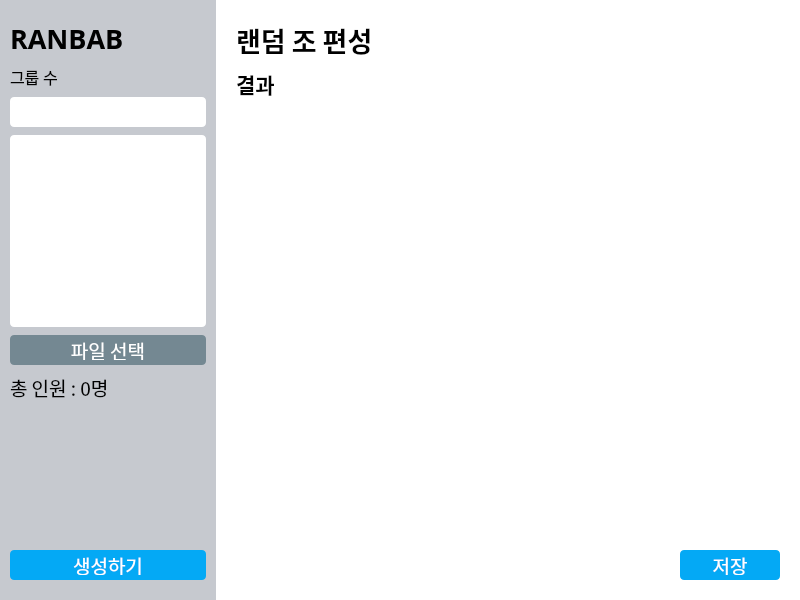
First picture: the form in ui/mainwidget.ui, repository U-Keun/Qt_Lunch_Lottery, before the edit.
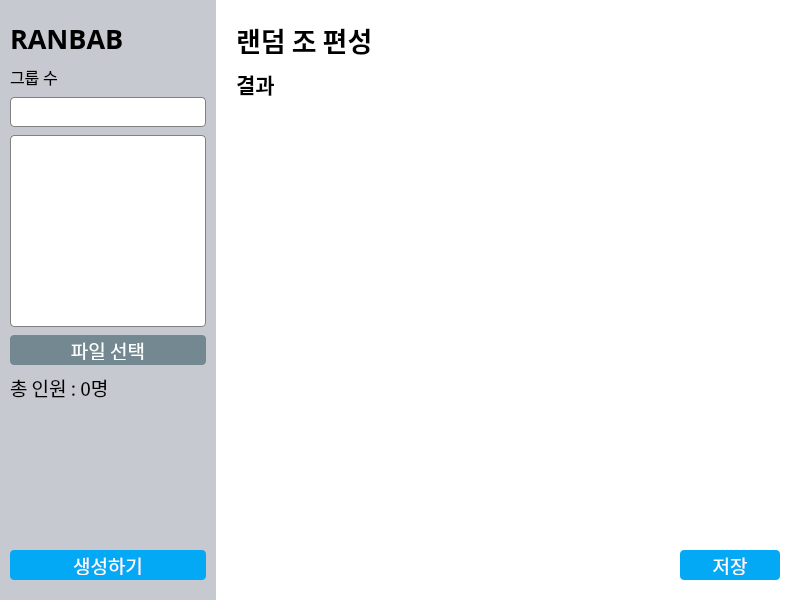
Second picture: the form after the edit. Icons and pictures are not drawn.

Commit message:
design: complete design
- 글씨 기본 색상 검은색 설정
- 스크롤바 변경
- 결과 lineEdit 배경 넣기

Patch:
```diff
--- a/ui/mainwidget.ui
+++ b/ui/mainwidget.ui
@@ -126,10 +126,12 @@
             </property>
             <property name="styleSheet">
              <string notr="true">background-color: rgb(255, 255, 255);
-border-color: rgb(198, 201, 207);
+border: 1px solid gray;
 outline: none;
 border-radius: 4px;
-padding: 3px;</string>
+padding: 3px;
+color: black;
+</string>
             </property>
             <property name="inputMask">
              <string>00</string>
@@ -154,11 +156,39 @@
              </font>
             </property>
             <property name="styleSheet">
-             <string notr="true">background-color: rgb(255, 255, 255);
-border-color: rgb(198, 201, 207);
+             <string notr="true">QTextEdit {
+background-color: rgb(255, 255, 255);
 outline: none;
 border-radius: 4px;
-padding: 3px;</string>
+padding: 3px;
+color: black;
+border: 1px solid gray;
+}
+QScrollBar:vertical {
+background-color: rgb(255, 255, 255);
+border: none;
+width: 10px;
+}
+QScrollBar::handle:vertical {
+background-color: rgb(198, 201, 207);
+border: none;
+border-radius: 4px;
+}
+QScrollBar::handle:vertical:hover {
+background-color: rgb(188, 191, 197);
+}
+QScrollBar::handle:vertical:pressed {
+background-color: rgb(178, 181, 187);
+}
+QScrollBar::sub-line, QScrollBar::add-line {
+height: 0px;
+width: 0px;
+border: none;
+}
+QScrollBar::add-page:vertical, QScrollBar::sub-page:vertical {
+background: transparent;
+border: none;
+}</string>
             </property>
            </widget>
           </item>
```
Left out of the diff: 54 changed lines with no effect on the pictures. The commit also changes 1 other file.
